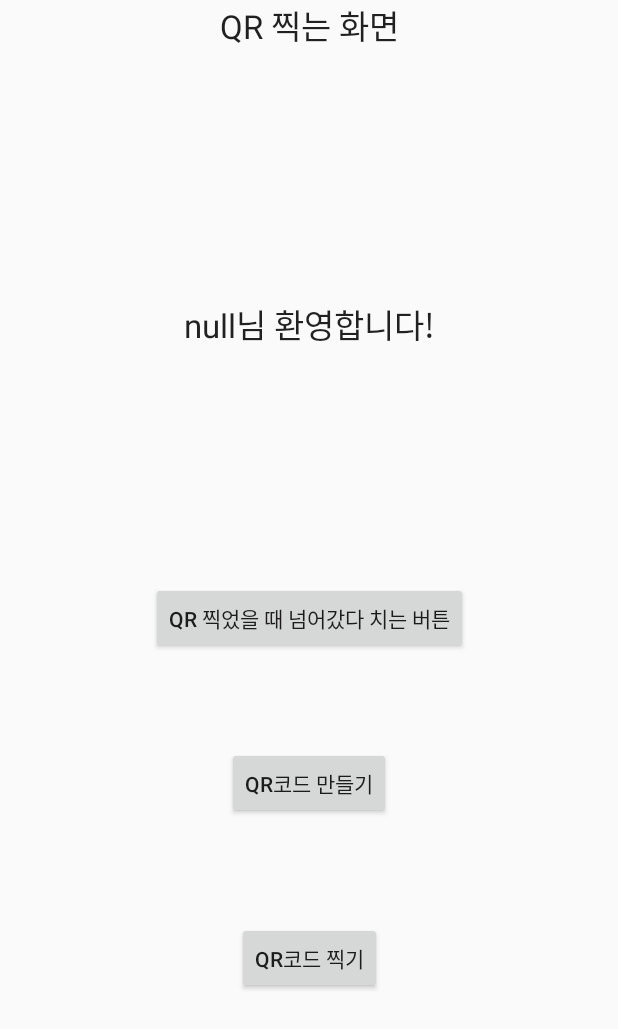
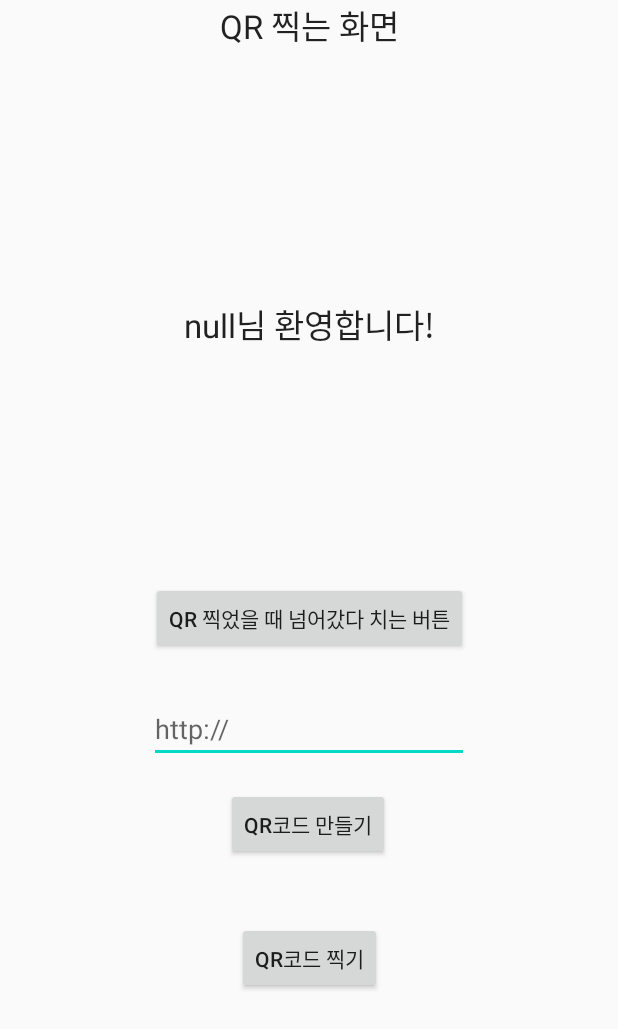
Before and after one commit to EomKun/Onetachi_app, an Android app: the loginedActivity screen opened directly, with no data from a screen before it, on a phone screen of 412 x 824 dp. Shown: the top 1029 px of the screen. Run offline under Robolectric (Android 15) with nearby library versions, the light colour scheme and no system bars; 1 statement that could not run was skipped.

Commit message:
qr create v2

```diff
--- a/Onetachi/app/src/main/res/layout/activity_logined.xml
+++ b/Onetachi/app/src/main/res/layout/activity_logined.xml
@@ -46,9 +46,10 @@
         android:text="QR코드 만들기"
         app:layout_constraintBottom_toBottomOf="parent"
         app:layout_constraintEnd_toEndOf="parent"
+        app:layout_constraintHorizontal_bias="0.498"
         app:layout_constraintStart_toStartOf="parent"
         app:layout_constraintTop_toTopOf="parent"
-        app:layout_constraintVertical_bias="0.642" />
+        app:layout_constraintVertical_bias="0.677" />
 
     <Button
         android:id="@+id/scanQR"
@@ -61,4 +62,18 @@
         app:layout_constraintTop_toTopOf="parent"
         app:layout_constraintVertical_bias="0.792" />
 
+    <EditText
+        android:id="@+id/qrInput"
+        android:layout_width="wrap_content"
+        android:layout_height="wrap_content"
+        android:layout_marginBottom="5dp"
+        android:ems="10"
+        android:hint="http://"
+        android:inputType="text"
+        app:layout_constraintBottom_toTopOf="@+id/createQR"
+        app:layout_constraintEnd_toEndOf="parent"
+        app:layout_constraintStart_toStartOf="parent"
+        app:layout_constraintTop_toTopOf="parent"
+        app:layout_constraintVertical_bias="0.976" />
+
 </androidx.constraintlayout.widget.ConstraintLayout>
```
Also changed, not shown: Onetachi/app/src/main/java/com/example/onetachi/QR/CreateQR.kt (+26 -1 lines), Onetachi/app/src/main/java/com/example/onetachi/retrofit/user/loginedActivity.kt (+12 -3 lines), Onetachi/app/src/main/res/layout/activity_create_q_r.xml (+20 -2 lines).
